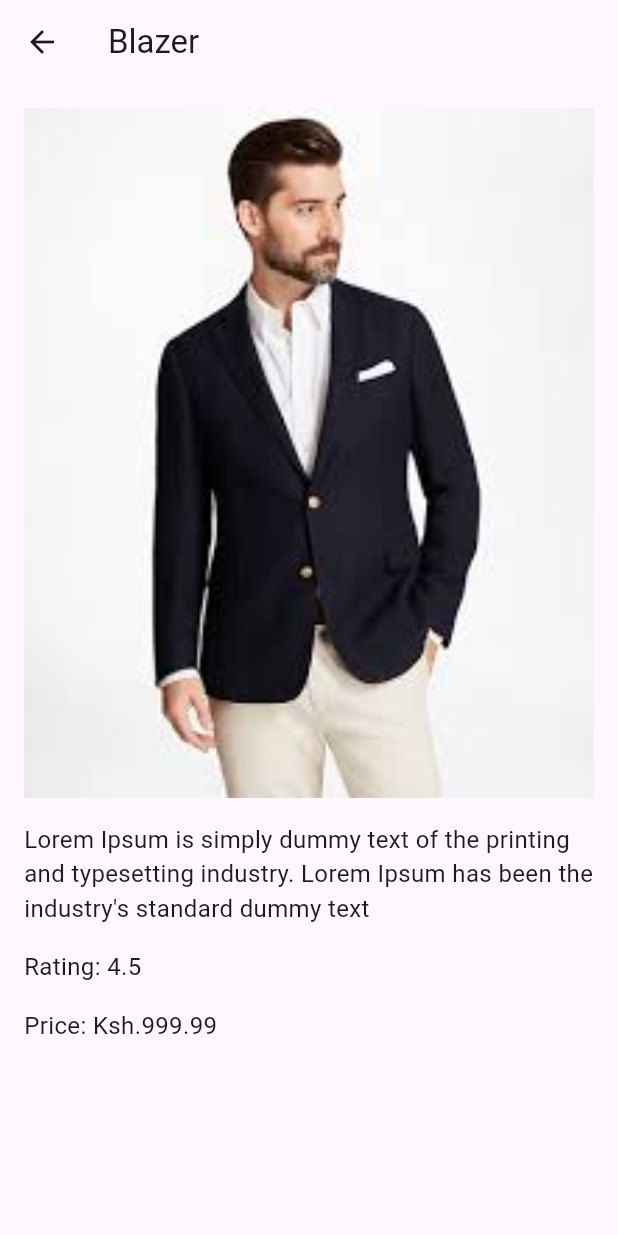
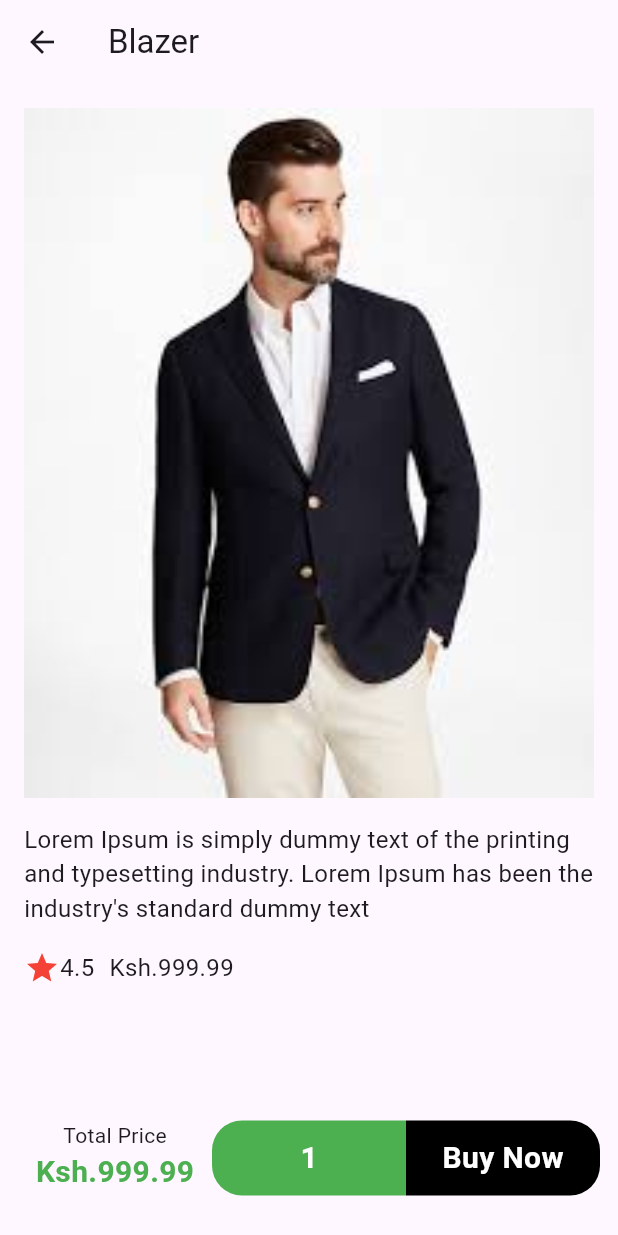
Before and after one commit to HillaryKiprono/fashion_app, a Flutter app: the screen it shows after launch, after a tap on "Blazer", on a phone screen of 412 x 824 dp. Run offline on Flutter 3.47's test engine with Material 2 defaults, Android fonts, the phone set to English and light mode, and no system bars; missing offline and left inert: lecle_flutter_carousel_pro.

Commit message:
productDetails

```diff
--- a/lib/screens/productDetails.dart
+++ b/lib/screens/productDetails.dart
@@ -1,4 +1,3 @@
-import 'package:flutter/material.dart';
 import 'package:flutter/material.dart';
 import '../models/singleItemData.dart';
 
@@ -12,6 +11,64 @@ class ItemDetailPage extends StatelessWidget {
     return Scaffold(
       appBar: AppBar(
         title: Text(item.title), // Display item title in the app bar
+      ),
+
+      bottomNavigationBar: Padding(
+        padding: const EdgeInsets.all(12.0),
+        child: Container(
+          height: 80,
+          child: Row(
+            mainAxisAlignment: MainAxisAlignment.spaceEvenly,
+            children: [
+              Expanded(
+                child: Container(
+                  height: 50,
+                  child: Column(
+                    children: [
+                      const Text("Total Price"),
+                      Text(item.price,style: TextStyle(color: Colors.green,fontWeight: FontWeight.bold,fontSize: 20),)
+                    ],
+                  ),
+                ),
+              ),
+
+              Expanded(
+                child: Container(
+                  height: 50,
+                  decoration: BoxDecoration(
+                    borderRadius: BorderRadius.only(topLeft: Radius.circular(20),bottomLeft: Radius.circular(20)),
+                    color: Colors.green[500],
+                  ),
+                  child: const Column(
+                    mainAxisAlignment: MainAxisAlignment.center,
+                    children: [
+                      Text("1",style: TextStyle(color: Colors.white,fontWeight: FontWeight.bold,fontSize: 20),),
+
+                    ],
+                  ),
+                ),
+              ),
+
+              Expanded(
+                child: Container(
+                  height: 50,
+                 decoration: BoxDecoration(
+                   borderRadius: BorderRadius.only(topRight: Radius.circular(20),bottomRight: Radius.circular(20)),
+                   color: Colors.black,
+                 ),
+                  child: Column(
+                    mainAxisAlignment: MainAxisAlignment.center,
+                    children: [
+                      Text("Buy Now",style: TextStyle(color: Colors.white,fontWeight: FontWeight.bold,fontSize: 20),),
+
+                    ],
+                  ),
+                ),
+              ),
+
+            ],
+          ),
+        ),
       ),
       body: Padding(
         padding: const EdgeInsets.all(16.0),
@@ -32,21 +89,28 @@ class ItemDetailPage extends StatelessWidget {
               ),
             ),
             const SizedBox(height: 16.0),
+            Row(
+              children: [
+                Icon(Icons.star,color: Colors.red,),
                 Text(
-              'Rating: ${item.rating}',
+                  item.rating,
                   style: const TextStyle(
                     fontSize: 16.0,
                   ),
                 ),
-            const SizedBox(height: 16.0),
+                SizedBox(width: 10,),
                 Text(
-              'Price: ${item.price}',
+                  item.price,
                   style: const TextStyle(
                     fontSize: 16.0,
                   ),
                 ),
               ],
             ),
+
+
+          ],
+        ),
       ),
     );
   }
```
Lines whose indentation alone changed are shown as unchanged.
